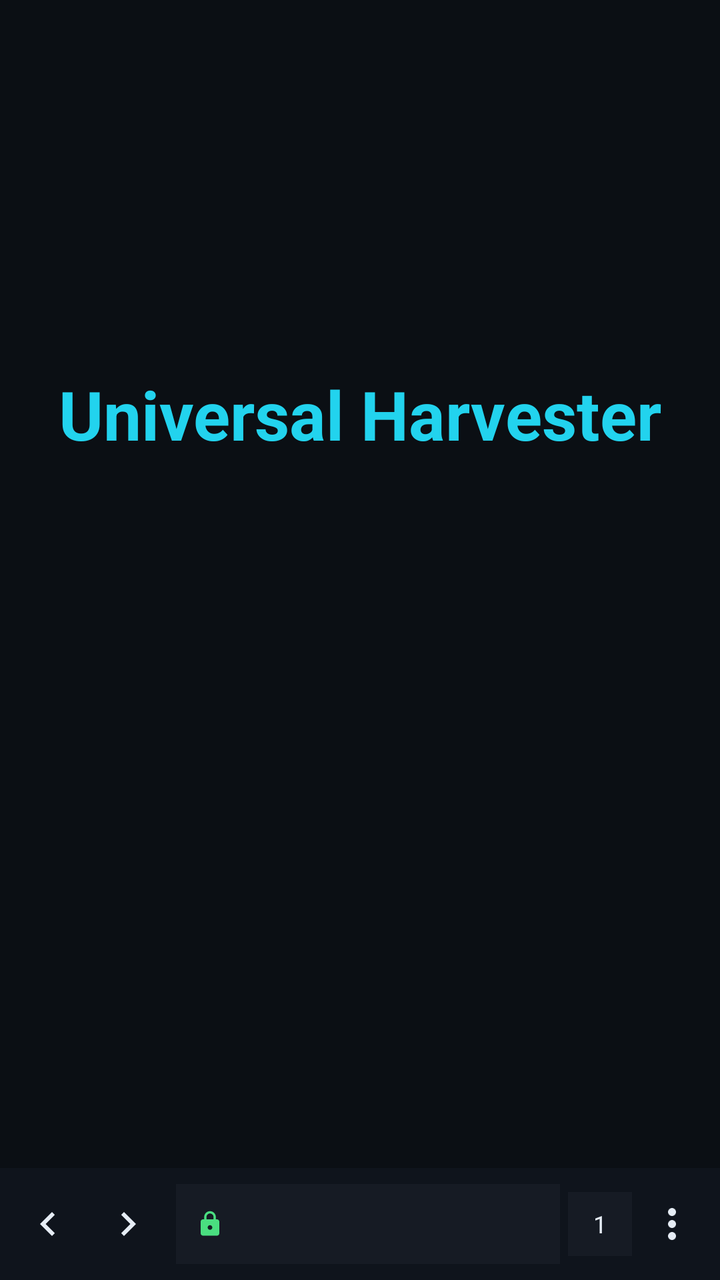
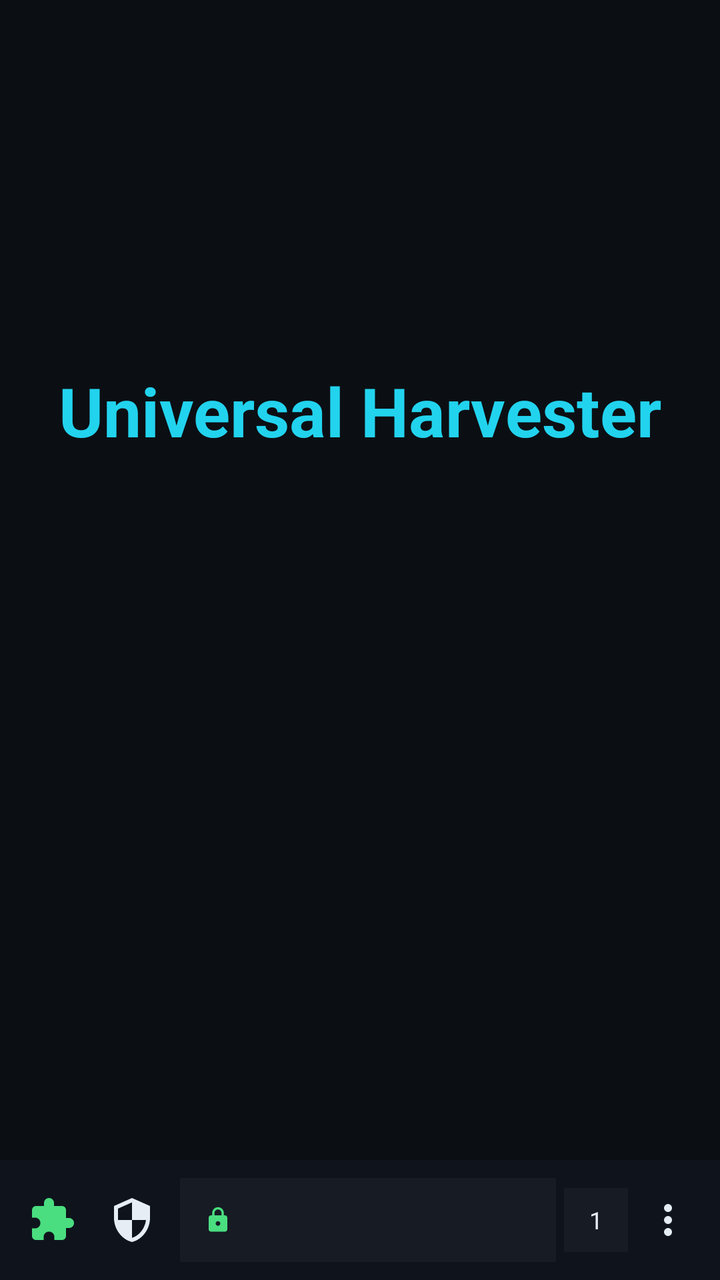

The first picture is an Android layout as it rendered before a commit; the second is the same layout after the commit. The layout source and the unified diff follow.
<!-- AndroidManifest.xml: application theme Theme.UHCompanion -->
<!-- res/layout/activity_main.xml -->
<?xml version="1.0" encoding="utf-8"?>
<androidx.constraintlayout.widget.ConstraintLayout
    xmlns:android="http://schemas.android.com/apk/res/android"
    xmlns:app="http://schemas.android.com/apk/res-auto"
    android:layout_width="match_parent"
    android:layout_height="match_parent"
    android:background="@color/bg">

    <FrameLayout
        android:id="@+id/webContainer"
        android:layout_width="0dp"
        android:layout_height="0dp"
        app:layout_constraintTop_toTopOf="parent"
        app:layout_constraintBottom_toTopOf="@id/bottomBar"
        app:layout_constraintStart_toStartOf="parent"
        app:layout_constraintEnd_toEndOf="parent" />

    <LinearLayout
        android:id="@+id/homeScreen"
        android:layout_width="0dp"
        android:layout_height="0dp"
        android:orientation="vertical"
        android:gravity="center_horizontal"
        android:background="@color/bg"
        android:paddingBottom="60dp"
        app:layout_constraintTop_toTopOf="parent"
        app:layout_constraintBottom_toTopOf="@id/bottomBar"
        app:layout_constraintStart_toStartOf="parent"
        app:layout_constraintEnd_toEndOf="parent">

        <Space
            android:layout_width="match_parent"
            android:layout_height="0dp"
            android:layout_weight="1" />

        <TextView
            android:id="@+id/homeTitle"
            android:layout_width="wrap_content"
            android:layout_height="wrap_content"
            android:text="Universal Harvester"
            android:textColor="@color/accent"
            android:textSize="34sp"
            android:textStyle="bold"
            android:layout_marginBottom="36dp" />

        <androidx.recyclerview.widget.RecyclerView
            android:id="@+id/shortcutsGrid"
            android:layout_width="match_parent"
            android:layout_height="wrap_content"
            android:paddingStart="16dp"
            android:paddingEnd="16dp"
            android:clipToPadding="false" />

        <Space
            android:layout_width="match_parent"
            android:layout_height="0dp"
            android:layout_weight="1.4" />
    </LinearLayout>

    <LinearLayout
        android:id="@+id/bottomBar"
        android:layout_width="0dp"
        android:layout_height="56dp"
        android:orientation="horizontal"
        android:gravity="center_vertical"
        android:background="@color/surface_2"
        android:paddingStart="4dp"
        android:paddingEnd="4dp"
        app:layout_constraintBottom_toBottomOf="parent"
        app:layout_constraintStart_toStartOf="parent"
        app:layout_constraintEnd_toEndOf="parent">

        <ImageButton
            android:id="@+id/btnBack"
            android:layout_width="40dp"
            android:layout_height="40dp"
            android:background="?attr/selectableItemBackgroundBorderless"
            android:src="@drawable/ic_back"
            android:scaleType="centerInside"
            android:contentDescription="Back" />

        <ImageButton
            android:id="@+id/btnForward"
            android:layout_width="40dp"
            android:layout_height="40dp"
            android:background="?attr/selectableItemBackgroundBorderless"
            android:src="@drawable/ic_forward"
            android:scaleType="centerInside"
            android:contentDescription="Forward" />

        <LinearLayout
            android:id="@+id/urlBar"
            android:layout_width="0dp"
            android:layout_height="40dp"
            android:layout_weight="1"
            android:layout_marginStart="4dp"
            android:layout_marginEnd="4dp"
            android:orientation="horizontal"
            android:gravity="center_vertical"
            android:background="@color/surface"
            android:paddingStart="10dp"
            android:paddingEnd="10dp"
            android:clickable="true"
            android:focusable="true">

            <ImageView
                android:id="@+id/urlIcon"
                android:layout_width="14dp"
                android:layout_height="14dp"
                android:src="@drawable/ic_lock"
                android:layout_marginEnd="6dp" />

            <TextView
                android:id="@+id/urlText"
                android:layout_width="0dp"
                android:layout_height="wrap_content"
                android:layout_weight="1"
                android:maxLines="1"
                android:ellipsize="end"
                android:textColor="@color/text"
                android:textSize="13sp" />

            <ProgressBar
                android:id="@+id/pageProgress"
                style="?android:attr/progressBarStyleHorizontal"
                android:layout_width="40dp"
                android:layout_height="2dp"
                android:max="100"
                android:visibility="gone" />
        </LinearLayout>

        <TextView
            android:id="@+id/tabCount"
            android:layout_width="wrap_content"
            android:layout_height="32dp"
            android:minWidth="32dp"
            android:gravity="center"
            android:background="@color/surface"
            android:textColor="@color/text"
            android:textSize="12sp"
            android:paddingStart="6dp"
            android:paddingEnd="6dp"
            android:text="1" />

        <ImageButton
            android:id="@+id/btnMenu"
            android:layout_width="40dp"
            android:layout_height="40dp"
            android:background="?attr/selectableItemBackgroundBorderless"
            android:src="@drawable/ic_menu"
            android:scaleType="centerInside"
            android:contentDescription="Menu" />
    </LinearLayout>

</androidx.constraintlayout.widget.ConstraintLayout>
<!-- resources referenced by this layout -->
<resources>
  <color name="accent">#22D3EE</color>
  <color name="bg">#0B0F14</color>
  <color name="surface">#161B24</color>
  <color name="surface_2">#0F141C</color>
  <color name="text">#E6EDF5</color>
  <!-- drawable ic_back (drawable) -->
  <vector xmlns:android="http://schemas.android.com/apk/res/android"
      android:width="24dp" android:height="24dp"
      android:viewportWidth="24" android:viewportHeight="24">
      <path android:fillColor="#E6EDF5"
          android:pathData="M15.41,7.41L14,6l-6,6 6,6 1.41,-1.41L10.83,12z"/>
  </vector>
  <!-- drawable ic_forward (drawable) -->
  <vector xmlns:android="http://schemas.android.com/apk/res/android"
      android:width="24dp" android:height="24dp"
      android:viewportWidth="24" android:viewportHeight="24">
      <path android:fillColor="#E6EDF5"
          android:pathData="M8.59,16.59L10,18l6,-6 -6,-6 -1.41,1.41L13.17,12z"/>
  </vector>
  <!-- drawable ic_lock (drawable) -->
  <vector xmlns:android="http://schemas.android.com/apk/res/android"
      android:width="12dp" android:height="12dp"
      android:viewportWidth="24" android:viewportHeight="24">
      <path android:fillColor="#4ADE80"
          android:pathData="M18,8h-1V6c0,-2.76 -2.24,-5 -5,-5S7,3.24 7,6v2H6c-1.1,0 -2,0.9 -2,2v10c0,1.1 0.9,2 2,2h12c1.1,0 2,-0.9 2,-2V10c0,-1.1 -0.9,-2 -2,-2zM12,17c-1.1,0 -2,-0.9 -2,-2s0.9,-2 2,-2 2,0.9 2,2 -0.9,2 -2,2zM15,8H9V6c0,-1.66 1.34,-3 3,-3s3,1.34 3,3v2z"/>
  </vector>
  <!-- drawable ic_menu (drawable) -->
  <vector xmlns:android="http://schemas.android.com/apk/res/android"
      android:width="24dp" android:height="24dp"
      android:viewportWidth="24" android:viewportHeight="24">
      <path android:fillColor="#E6EDF5"
          android:pathData="M12,8c1.1,0 2,-0.9 2,-2s-0.9,-2 -2,-2 -2,0.9 -2,2 0.9,2 2,2zM12,10c-1.1,0 -2,0.9 -2,2s0.9,2 2,2 2,-0.9 2,-2 -0.9,-2 -2,-2zM12,16c-1.1,0 -2,0.9 -2,2s0.9,2 2,2 2,-0.9 2,-2 -0.9,-2 -2,-2z"/>
  </vector>
  <style name="Theme.UHCompanion" parent="Theme.Material3.Dark.NoActionBar">
          <item name="android:statusBarColor">@color/bg</item>
          <item name="android:navigationBarColor">@color/bg</item>
          <item name="android:windowLightStatusBar">false</item>
          <item name="colorPrimary">@color/accent</item>
          <item name="colorOnPrimary">@color/bg</item>
          <item name="colorSurface">@color/surface</item>
          <item name="colorOnSurface">@color/text</item>
      </style>
</resources>

<!-- the commit's change to res/layout/activity_main.xml (unified diff, before → after) -->
@@ -60,45 +60,45 @@
     <LinearLayout
         android:id="@+id/bottomBar"
         android:layout_width="0dp"
-        android:layout_height="56dp"
+        android:layout_height="60dp"
         android:orientation="horizontal"
         android:gravity="center_vertical"
         android:background="@color/surface_2"
-        android:paddingStart="4dp"
-        android:paddingEnd="4dp"
+        android:paddingStart="6dp"
+        android:paddingEnd="6dp"
         app:layout_constraintBottom_toBottomOf="parent"
         app:layout_constraintStart_toStartOf="parent"
         app:layout_constraintEnd_toEndOf="parent">
 
         <ImageButton
-            android:id="@+id/btnBack"
+            android:id="@+id/btnScriptMenu"
             android:layout_width="40dp"
             android:layout_height="40dp"
             android:background="?attr/selectableItemBackgroundBorderless"
-            android:src="@drawable/ic_back"
+            android:src="@drawable/ic_extension_rounded"
             android:scaleType="centerInside"
-            android:contentDescription="Back" />
+            android:contentDescription="Scripts" />
 
         <ImageButton
-            android:id="@+id/btnForward"
+            android:id="@+id/btnShield"
             android:layout_width="40dp"
             android:layout_height="40dp"
             android:background="?attr/selectableItemBackgroundBorderless"
-            android:src="@drawable/ic_forward"
+            android:src="@drawable/ic_shield"
             android:scaleType="centerInside"
-            android:contentDescription="Forward" />
+            android:contentDescription="Privacy" />
 
         <LinearLayout
             android:id="@+id/urlBar"
             android:layout_width="0dp"
-            android:layout_height="40dp"
+            android:layout_height="42dp"
             android:layout_weight="1"
             android:layout_marginStart="4dp"
             android:layout_marginEnd="4dp"
             android:orientation="horizontal"
             android:gravity="center_vertical"
             android:background="@color/surface"
-            android:paddingStart="10dp"
+            android:paddingStart="12dp"
             android:paddingEnd="10dp"
             android:clickable="true"
             android:focusable="true">
<!-- resource entries referenced after the edit -->
@@ -5,19 +5,12 @@
   <color name="surface">#161B24</color>
   <color name="surface_2">#0F141C</color>
   <color name="text">#E6EDF5</color>
-  <!-- drawable ic_back (drawable) -->
+  <!-- drawable ic_extension_rounded (drawable) -->
   <vector xmlns:android="http://schemas.android.com/apk/res/android"
       android:width="24dp" android:height="24dp"
       android:viewportWidth="24" android:viewportHeight="24">
-      <path android:fillColor="#E6EDF5"
-          android:pathData="M15.41,7.41L14,6l-6,6 6,6 1.41,-1.41L10.83,12z"/>
-  </vector>
-  <!-- drawable ic_forward (drawable) -->
-  <vector xmlns:android="http://schemas.android.com/apk/res/android"
-      android:width="24dp" android:height="24dp"
-      android:viewportWidth="24" android:viewportHeight="24">
-      <path android:fillColor="#E6EDF5"
-          android:pathData="M8.59,16.59L10,18l6,-6 -6,-6 -1.41,1.41L13.17,12z"/>
+      <path android:fillColor="#4ADE80"
+          android:pathData="M20.5,11H19V7c0,-1.1 -0.9,-2 -2,-2h-4V3.5C13,2.12 11.88,1 10.5,1S8,2.12 8,3.5V5H4c-1.1,0 -1.99,0.9 -1.99,2v3.8H3.5c1.49,0 2.7,1.21 2.7,2.7s-1.21,2.7 -2.7,2.7H2V20c0,1.1 0.9,2 2,2h3.8v-1.5c0,-1.49 1.21,-2.7 2.7,-2.7 1.49,0 2.7,1.21 2.7,2.7V22H17c1.1,0 2,-0.9 2,-2v-4h1.5c1.38,0 2.5,-1.12 2.5,-2.5S21.88,11 20.5,11z"/>
   </vector>
   <!-- drawable ic_lock (drawable) -->
   <vector xmlns:android="http://schemas.android.com/apk/res/android"
@@ -33,6 +26,13 @@
       <path android:fillColor="#E6EDF5"
           android:pathData="M12,8c1.1,0 2,-0.9 2,-2s-0.9,-2 -2,-2 -2,0.9 -2,2 0.9,2 2,2zM12,10c-1.1,0 -2,0.9 -2,2s0.9,2 2,2 2,-0.9 2,-2 -0.9,-2 -2,-2zM12,16c-1.1,0 -2,0.9 -2,2s0.9,2 2,2 2,-0.9 2,-2 -0.9,-2 -2,-2z"/>
   </vector>
+  <!-- drawable ic_shield (drawable) -->
+  <vector xmlns:android="http://schemas.android.com/apk/res/android"
+      android:width="24dp" android:height="24dp"
+      android:viewportWidth="24" android:viewportHeight="24">
+      <path android:fillColor="#E6EDF5"
+          android:pathData="M12,1L3,5v6c0,5.55 3.84,10.74 9,12 5.16,-1.26 9,-6.45 9,-12V5L12,1zM12,11.99h7c-0.53,4.12 -3.28,7.79 -7,8.94V12H5V6.3l7,-3.11v8.8z"/>
+  </vector>
   <style name="Theme.UHCompanion" parent="Theme.Material3.Dark.NoActionBar">
           <item name="android:statusBarColor">@color/bg</item>
           <item name="android:navigationBarColor">@color/bg</item>
